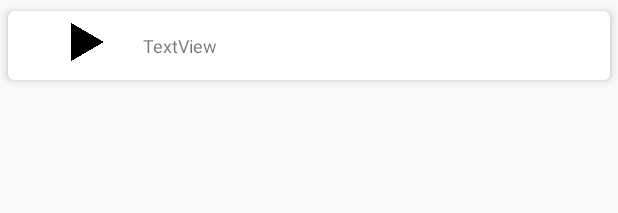
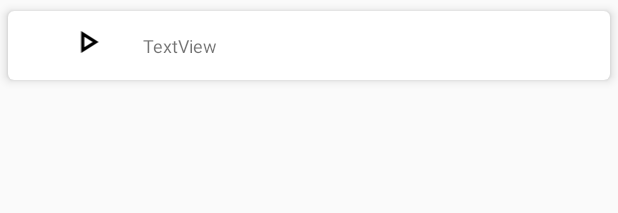
Before and after one commit to jtoguntoye/PopularMovies, an Android app: the layout trailer_item_layout.xml on its own in the app's theme, with its tools: preview values and no code run, on a phone screen of 412 x 824 dp. Shown: the top 213 px of the screen. Run offline under Robolectric (Android 15) with nearby library versions, the phone set to English and light mode, and no system bars.

Commit message:
Repacling play icon with google icon from material.io

```diff
--- /dev/null
+++ b/app/src/main/res/drawable/ic_play_arrow_24px.xml
@@ -0,0 +1,9 @@
+<vector xmlns:android="http://schemas.android.com/apk/res/android"
+    android:width="24dp"
+    android:height="24dp"
+    android:viewportWidth="24"
+    android:viewportHeight="24">
+  <path
+      android:fillColor="#FF000000"
+      android:pathData="M10,8.64L15.27,12 10,15.36V8.64M8,5v14l11,-7L8,5z"/>
+</vector>
--- a/app/src/main/res/layout/trailer_item_layout.xml
+++ b/app/src/main/res/layout/trailer_item_layout.xml
@@ -22,7 +22,7 @@
             android:id="@+id/playIcon"
             android:layout_width="74dp"
             android:layout_height="25dp"
-            android:src="@drawable/music_and_multimedia" />
+            android:src="@drawable/ic_play_arrow_24px" />
 
 
     <TextView
```
Also changed, not shown: app/src/main/res/drawable-v24/play_circle_outline18dp.png (deleted), app/src/main/res/drawable-v24/play_icon_youtube.png (deleted), app/src/main/res/drawable/music_and_multimedia.png (deleted), app/src/main/res/drawable/play_circle_outline18dp.png (deleted).
